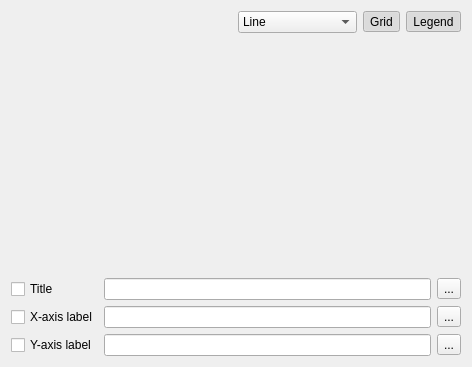
Old version of the form Libs/MRML/Widgets/Resources/UI/qMRMLPlotViewControllerWidget.ui in the repository Slicer/SlicerGitSVNArchive.
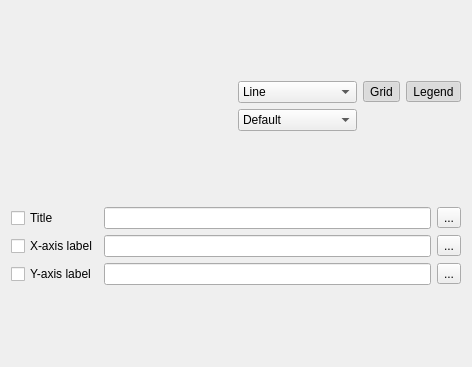
New version of the form. Icons and pictures are not drawn. Custom widgets are drawn as their Qt base class.

Commit message: ENH: added ComboBox for xAxis in the PlotViewController

```diff
--- a/Libs/MRML/Widgets/Resources/UI/qMRMLPlotViewControllerWidget.ui
+++ b/Libs/MRML/Widgets/Resources/UI/qMRMLPlotViewControllerWidget.ui
@@ -138,6 +138,23 @@
      <item row="0" column="0">
       <layout class="QVBoxLayout" name="verticalLayout"/>
      </item>
+     <item row="2" column="1">
+      <widget class="QComboBox" name="xAxisComboBox">
+       <property name="toolTip">
+        <string>This combobox allow to change the X-axis for all the plotData selected. The value &quot;Default&quot; will not apport any modification. The value &quot;Indexes&quot; will use simple ordinal numbers 1, 2, 3, ... as x coordinate values. For the other values, the correspective column will be used. </string>
+       </property>
+       <item>
+        <property name="text">
+         <string>Default</string>
+        </property>
+       </item>
+       <item>
+        <property name="text">
+         <string>Indexes</string>
+        </property>
+       </item>
+      </widget>
+     </item>
     </layout>
    </item>
    <item row="2" column="0">
```
Left out of the diff: 3 changed lines with no effect on the pictures. The commit also changes 2 other files.
